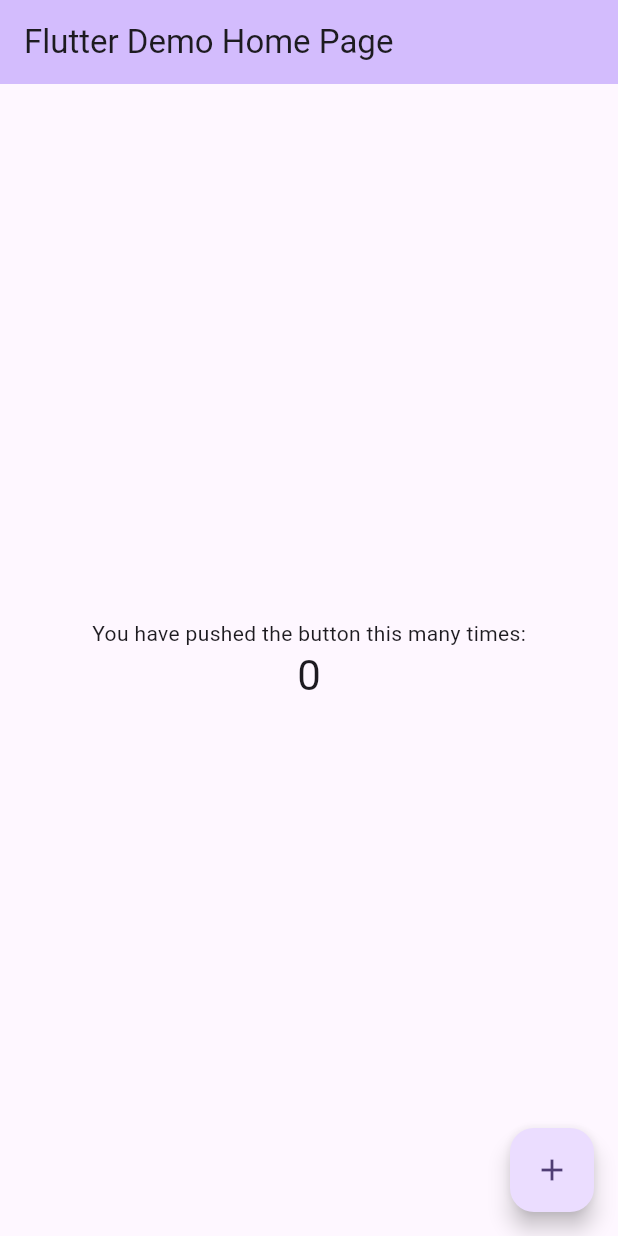
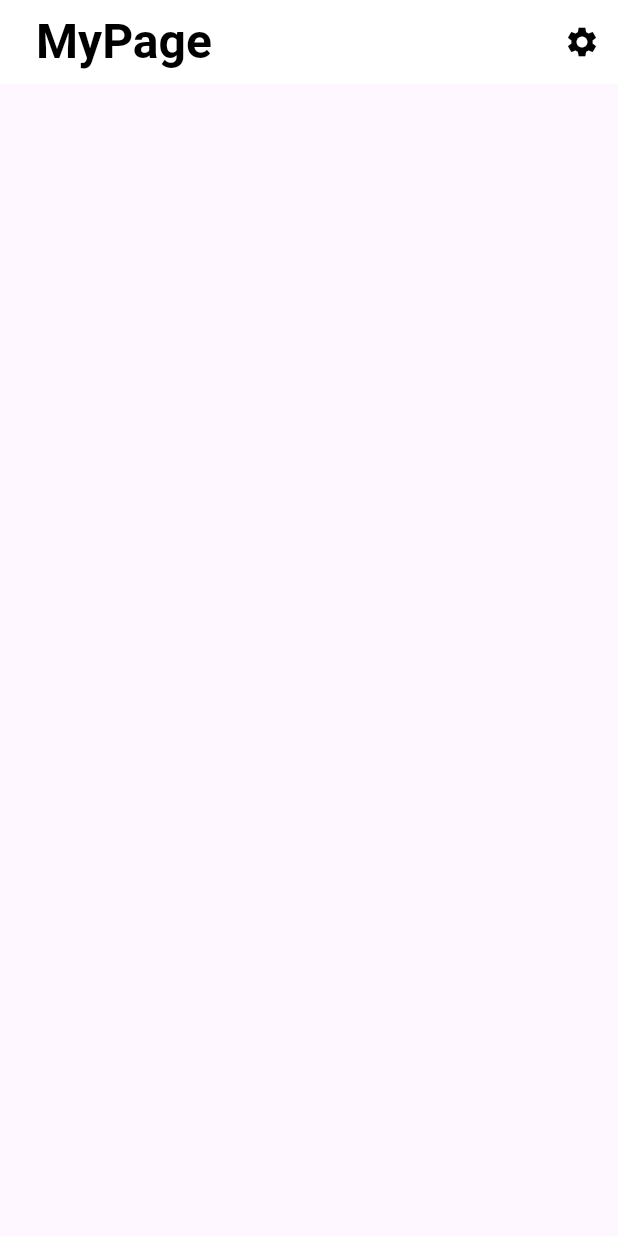
Before and after one commit to Article-1-of-the-NHPA/joggingsir, a Flutter app: the screen it shows after launch, on a phone screen of 412 x 824 dp. Run offline on Flutter 3.47's test engine with Material 3 defaults, Android fonts, the light colour scheme and no system bars.

Commit message:
Feat: MainAppBar 위젯 추가

```diff
--- a/lib/main.dart
+++ b/lib/main.dart
@@ -1,126 +1,16 @@
 import 'package:flutter/material.dart';
+import './views/home/my_page_view.dart';
 
 void main() {
   runApp(const MyApp());
 }
+class MyApp extends StatelessWidget {
+  const MyApp({Key? key}) : super(key: key);
 
-class MyApp extends StatelessWidget {
-  const MyApp({super.key});
-
-  // This widget is the root of your application.
   @override
   Widget build(BuildContext context) {
     return MaterialApp(
-      title: 'Flutter Demo',
-      theme: ThemeData(
-        // Hello World
-        // This is the theme of your application.
-        //
-        // TRY THIS: Try running your application with "flutter run". You'll see
-        // the application has a blue toolbar. Then, without quitting the app,
-        // try changing the seedColor in the colorScheme below to Colors.green
-        // and then invoke "hot reload" (save your changes or press the "hot
-        // reload" button in a Flutter-supported IDE, or press "r" if you used
-        // the command line to start the app).
-        //
-        // Notice that the counter didn't reset back to zero; the application
-        // state is not lost during the reload. To reset the state, use hot
-        // restart instead.
-        //
-        // This works for code too, not just values: Most code changes can be
-        // tested with just a hot reload.
-        colorScheme: ColorScheme.fromSeed(seedColor: Colors.deepPurple),
-        useMaterial3: true,
-      ),
-      home: const MyHomePage(title: 'Flutter Demo Home Page'),
+      home: MyPage(), // MainAppBar 위젯을 사용
     );
   }
 }
-
-class MyHomePage extends StatefulWidget {
-  const MyHomePage({super.key, required this.title});
-
-  // This widget is the home page of your application. It is stateful, meaning
-  // that it has a State object (defined below) that contains fields that affect
-  // how it looks.
-
-  // This class is the configuration for the state. It holds the values (in this
-  // case the title) provided by the parent (in this case the App widget) and
-  // used by the build method of the State. Fields in a Widget subclass are
-  // always marked "final".
-
-  final String title;
-
-  @override
-  State<MyHomePage> createState() => _MyHomePageState();
-}
-
-class _MyHomePageState extends State<MyHomePage> {
-  int _counter = 0;
-
-  void _incrementCounter() {
-    setState(() {
-      // This call to setState tells the Flutter framework that something has
-      // changed in this State, which causes it to rerun the build method below
-      // so that the display can reflect the updated values. If we changed
-      // _counter without calling setState(), then the build method would not be
-      // called again, and so nothing would appear to happen.
-      _counter++;
-    });
-  }
-
-  @override
-  Widget build(BuildContext context) {
-    // This method is rerun every time setState is called, for instance as done
-    // by the _incrementCounter method above.
-    //
-    // The Flutter framework has been optimized to make rerunning build methods
-    // fast, so that you can just rebuild anything that needs updating rather
-    // than having to individually change instances of widgets.
-    return Scaffold(
-      appBar: AppBar(
-        // TRY THIS: Try changing the color here to a specific color (to
-        // Colors.amber, perhaps?) and trigger a hot reload to see the AppBar
-        // change color while the other colors stay the same.
-        backgroundColor: Theme.of(context).colorScheme.inversePrimary,
-        // Here we take the value from the MyHomePage object that was created by
-        // the App.build method, and use it to set our appbar title.
-        title: Text(widget.title),
-      ),
-      body: Center(
-        // Center is a layout widget. It takes a single child and positions it
-        // in the middle of the parent.
-        child: Column(
-          // Column is also a layout widget. It takes a list of children and
-          // arranges them vertically. By default, it sizes itself to fit its
-          // children horizontally, and tries to be as tall as its parent.
-          //
-          // Column has various properties to control how it sizes itself and
-          // how it positions its children. Here we use mainAxisAlignment to
-          // center the children vertically; the main axis here is the vertical
-          // axis because Columns are vertical (the cross axis would be
-          // horizontal).
-          //
-          // TRY THIS: Invoke "debug painting" (choose the "Toggle Debug Paint"
-          // action in the IDE, or press "p" in the console), to see the
-          // wireframe for each widget.
-          mainAxisAlignment: MainAxisAlignment.center,
-          children: <Widget>[
-            const Text(
-              'You have pushed the button this many times:',
-            ),
-            Text(
-              '$_counter',
-              style: Theme.of(context).textTheme.headlineMedium,
-            ),
-          ],
-        ),
-      ),
-      floatingActionButton: FloatingActionButton(
-        onPressed: _incrementCounter,
-        tooltip: 'Increment',
-        child: const Icon(Icons.add),
-      ), // This trailing comma makes auto-formatting nicer for build methods.
-    );
-  }
-}
--- /dev/null
+++ b/lib/views/home/my_page_view.dart
@@ -0,0 +1,16 @@
+import '../widgets/main_app_bar.dart';
+import 'package:flutter/material.dart';
+
+void main() {
+  runApp(const MyPage());
+}
+class MyPage extends StatelessWidget {
+  const MyPage({Key? key}) : super(key: key);
+
+  @override
+  Widget build(BuildContext context) {
+    return MaterialApp(
+      home: MainAppBar(title: 'MyPage'), // MainAppBar 위젯을 사용
+    );
+  }
+}
--- /dev/null
+++ b/lib/views/widgets/main_app_bar.dart
@@ -0,0 +1,42 @@
+import 'package:flutter/cupertino.dart';
+import 'package:flutter/material.dart';
+
+class MainAppBar extends StatelessWidget {
+  final String title;
+
+  const MainAppBar({Key? key, required this.title}) : super(key: key);
+
+  @override
+  Widget build(BuildContext context) {
+    return Scaffold(
+      appBar: AppBar(
+        backgroundColor: Colors.white, // 앱바 배경색을 흰색으로 설정
+        title: Row(
+          children: [
+            SizedBox(width: 8), // 아이콘과 타이틀 사이의 간격 조절
+            Text(
+              title,
+              style: TextStyle(
+                color: Colors.black,
+                fontWeight: FontWeight.bold,
+                fontSize: 32,
+              ),
+            ),
+          ],
+        ),
+        actions: [
+          IconButton(
+            icon: Icon(
+              Icons.settings,
+              color: Colors.black, // 설정 버튼 아이콘의 색상을 검정색으로 설정
+            ),
+            onPressed: () {
+              // 설정 버튼을 눌렀을 때 실행될 동작
+              // 여기에 설정 버튼을 눌렀을 때의 동작을 추가할 수 있습니다.
+            },
+          ),
+        ],
+      ),
+    );
+  }
+}
```
Also changed, not shown: pubspec.lock.
